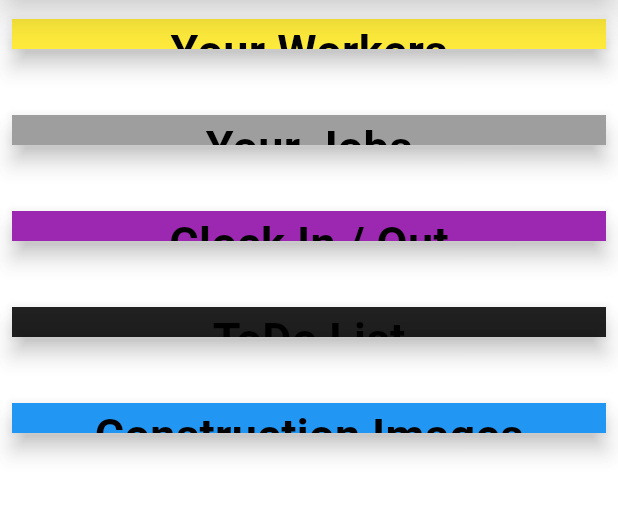
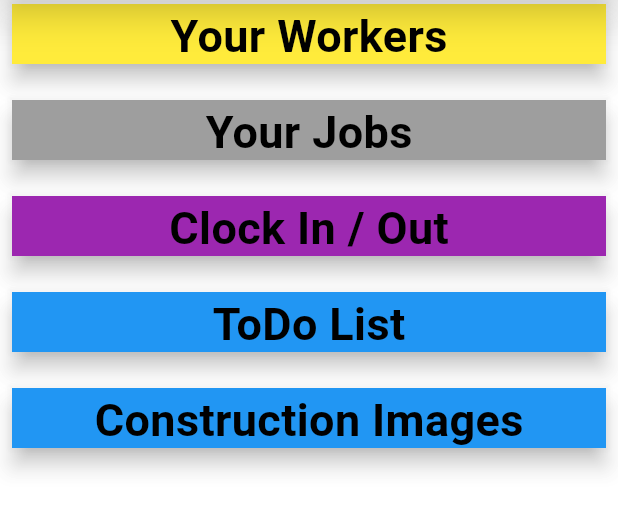
Before and after one commit to johnvanandel7-droid/contractor_hub, a Flutter app: the HomePage screen opened by its route, on a phone screen of 412 x 824 dp, the part 98-629 px from its top. Run offline on Flutter 3.47's test engine with Material 3 defaults, Android fonts, the phone set to English and light mode, and no system bars; our stand-ins replace animated_text_kit, cloud_firestore, cloud_functions, firebase_auth, firebase_core, firebase_messaging and 4 more; missing offline and left inert: flutter_stripe, geo_currencies; accounts and stored records are empty.

```diff
--- a/lib/main.dart
+++ b/lib/main.dart
@@ -1,3 +1,4 @@
+import 'package:contractor_hub/screens/construction_images.dart';
 import 'package:contractor_hub/screens/register_screen.dart';
 import 'package:contractor_hub/screens/registration_payment_screen.dart';
 import 'package:contractor_hub/screens/welcome_screen.dart';
@@ -41,6 +42,7 @@ void main() async {
         '/registrationPayment': (context) => RegistrationPaymentScreen(),
         '/yourEmployees': (context) => YourEmployeesScreen(),
         '/yourJobs': (context) => YourJobsScreen(),
+        '/constructionImages': (context) => ConstructionImages(),
       },
     ),
   );
--- a/lib/screens/home_page.dart
+++ b/lib/screens/home_page.dart
@@ -52,7 +52,7 @@ class _HomePageState extends State<HomePage> {
                       onPress: () {
                         Navigator.pushNamed(context, '/yourEmployees');
                       },
-                      buttonHeight: 20,
+                      buttonHeight: 40,
                       buttonWidth: double.infinity,
                       buttonColor: Colors.yellow,
                       buttonPadding: 8,
@@ -62,7 +62,7 @@ class _HomePageState extends State<HomePage> {
                       onPress: () {
                         Navigator.pushNamed(context, '/yourJobs');
                       },
-                      buttonHeight: 20,
+                      buttonHeight: 40,
                       buttonWidth: double.infinity,
                       buttonColor: Colors.grey,
                       buttonPadding: 8,
@@ -73,7 +73,7 @@ class _HomePageState extends State<HomePage> {
                     onPress: () {
                       Navigator.pushNamed(context, '/clockInOut');
                     },
-                    buttonHeight: 20,
+                    buttonHeight: 40,
                     buttonWidth: double.infinity,
                     buttonColor: Colors.purple,
                     buttonPadding: 8,
@@ -83,9 +83,9 @@ class _HomePageState extends State<HomePage> {
                     onPress: () {
                       Navigator.pushNamed(context, '/toDoList');
                     },
-                    buttonHeight: 20,
+                    buttonHeight: 40,
                     buttonWidth: double.infinity,
-                    buttonColor: Colors.black87,
+                    buttonColor: Colors.blue,
                     buttonPadding: 8,
                   ),
                   ReusableButton(
@@ -93,7 +93,7 @@ class _HomePageState extends State<HomePage> {
                     onPress: () {
                       Navigator.pushNamed(context, '/constructionImages');
                     },
-                    buttonHeight: 20,
+                    buttonHeight: 40,
                     buttonWidth: double.infinity,
                     buttonColor: Colors.blue,
                     buttonPadding: 8,
--- a/pubspec.yaml
+++ b/pubspec.yaml
@@ -34,6 +34,9 @@ dependencies:
   # other
   timeago: ^3.7.0
 
+  #images
+  image_picker: ^1.2.1
+
 dev_dependencies:
   flutter_test:
     sdk: flutter
```
Also changed, not shown: lib/screens/construction_images.dart (+44 -3 lines), pubspec.lock, 5 other files.
